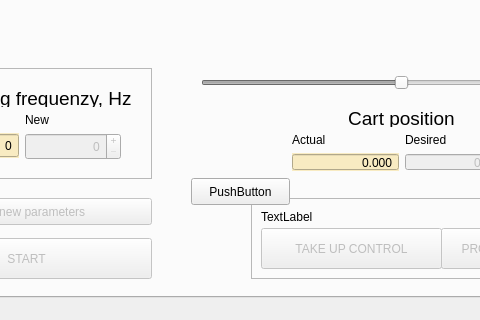
Above: mainwindow.ui from szkulisz/mgr_gui before the change; both pictures show x 631 to 1111 and y 448 to 768 of the 1280 by 768 pixel window. Below: the same form after it.
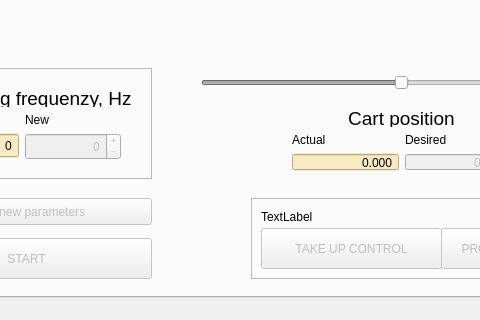
That is the form after the change. Custom widgets are drawn as their Qt base class.

What changed in the file:
```diff
--- a/mainwindow.ui
+++ b/mainwindow.ui
@@ -1443,19 +1443,6 @@
        </property>
       </widget>
      </widget>
-     <widget class="QPushButton" name="pushButton">
-      <property name="geometry">
-       <rect>
-        <x>820</x>
-        <y>600</y>
-        <width>99</width>
-        <height>27</height>
-       </rect>
-      </property>
-      <property name="text">
-       <string>PushButton</string>
-      </property>
-     </widget>
      <zorder>frame_4</zorder>
      <zorder>glAnimation</zorder>
      <zorder>plotCart</zorder>
```
Left out of the diff: 1 changed line with no effect on the pictures.
